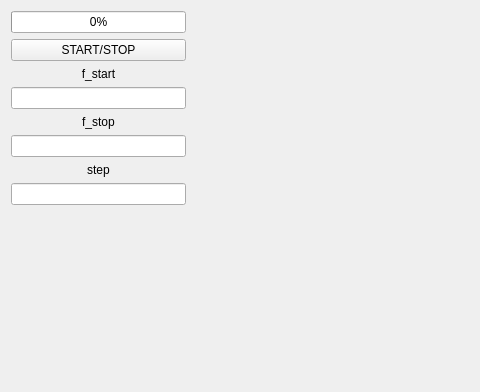
Before: the Qt Designer form Interface/window_5.ui in PhiKH/Pico2040, drawn with Qt 5; both pictures show x 0 to 480 and y 0 to 392 of the 1200 by 800 pixel window.
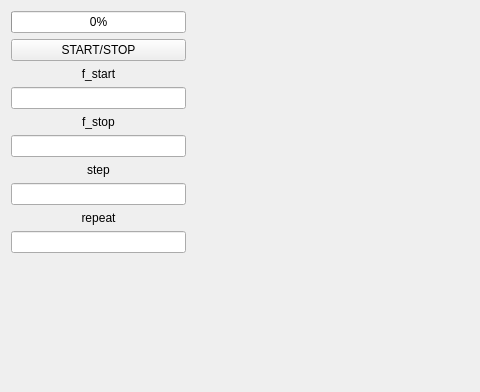
After: the same form once the commit is applied.

What changed in the file:
```diff
--- a/Interface/window_5.ui
+++ b/Interface/window_5.ui
@@ -200,6 +200,44 @@
          </property>
         </widget>
        </item>
+       <item>
+        <widget class="QLabel" name="label_6">
+         <property name="minimumSize">
+          <size>
+           <width>175</width>
+           <height>0</height>
+          </size>
+         </property>
+         <property name="maximumSize">
+          <size>
+           <width>175</width>
+           <height>16777215</height>
+          </size>
+         </property>
+         <property name="text">
+          <string>repeat</string>
+         </property>
+         <property name="alignment">
+          <set>Qt::AlignCenter</set>
+         </property>
+        </widget>
+       </item>
+       <item>
+        <widget class="QLineEdit" name="L_4">
+         <property name="minimumSize">
+          <size>
+           <width>175</width>
+           <height>0</height>
+          </size>
+         </property>
+         <property name="maximumSize">
+          <size>
+           <width>175</width>
+           <height>16777215</height>
+          </size>
+         </property>
+        </widget>
+       </item>
        <item>
         <spacer name="verticalSpacer">
          <property name="orientation">
```
Left out of the diff: 3 changed lines with no effect on the pictures.
